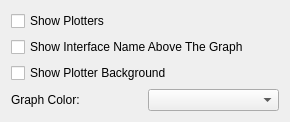
The window that plasma/applets/system-monitor/temperature-config-adv.ui (mgottschlag/kwin-tiling) describes before a commit, drawn with Qt 5.
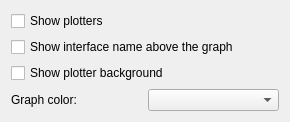
The same window after the commit. Custom widgets are drawn as their Qt base class.

Patch:
```diff
--- a/plasma/applets/system-monitor/temperature-config-adv.ui
+++ b/plasma/applets/system-monitor/temperature-config-adv.ui
@@ -14,21 +14,21 @@
    <item>
     <widget class="QCheckBox" name="showPlotters">
      <property name="text">
-      <string>Show Plotters</string>
+      <string>Show plotters</string>
      </property>
     </widget>
    </item>
    <item>
     <widget class="QCheckBox" name="showTopBarCheckBox">
      <property name="text">
-      <string>Show Interface Name Above The Graph</string>
+      <string>Show interface name above the graph</string>
      </property>
     </widget>
    </item>
    <item>
     <widget class="QCheckBox" name="showBackgroundCheckBox">
      <property name="text">
-      <string>Show Plotter Background</string>
+      <string>Show plotter background</string>
      </property>
     </widget>
    </item>
@@ -37,7 +37,7 @@
      <item>
       <widget class="QLabel" name="graphLabel">
        <property name="text">
-        <string>Graph Color:</string>
+        <string>Graph color:</string>
        </property>
       </widget>
      </item>
```
